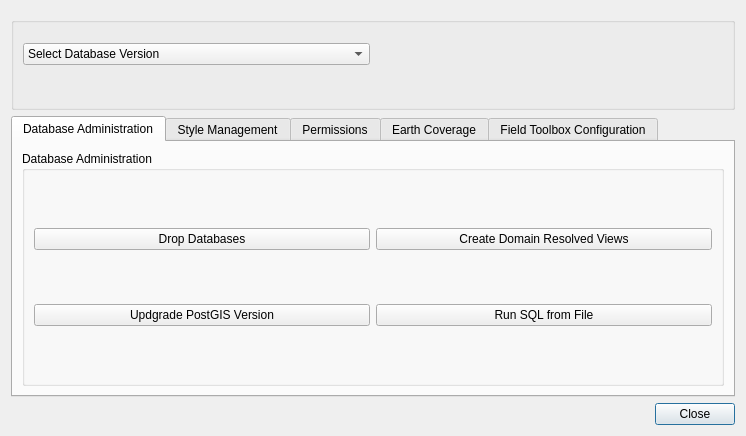
Before: the Qt Designer form ServerTools/batchDbManager.ui in dsgoficial/DsgTools, drawn with Qt 5.
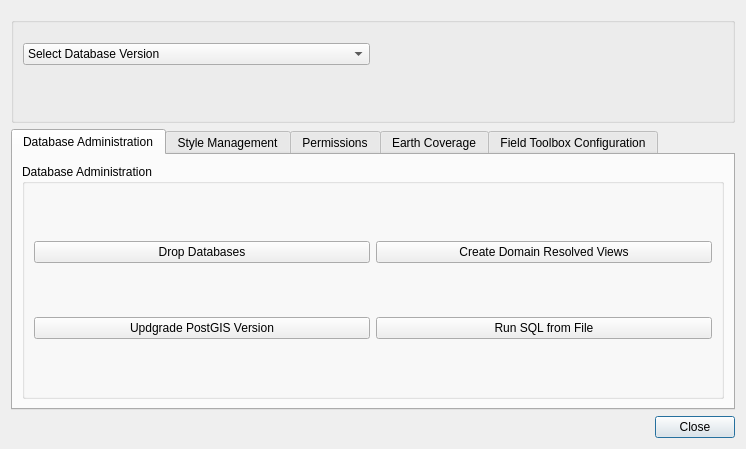
After: the same form once the commit is applied. Custom widgets are drawn as their Qt base class.

The edit to the form file:
```diff
--- a/ServerTools/batchDbManager.ui
+++ b/ServerTools/batchDbManager.ui
@@ -7,7 +7,7 @@
     <x>0</x>
     <y>0</y>
     <width>746</width>
-    <height>436</height>
+    <height>449</height>
    </rect>
   </property>
   <property name="sizePolicy">
```
Left out of the diff: 5 changed lines with no effect on the pictures.
